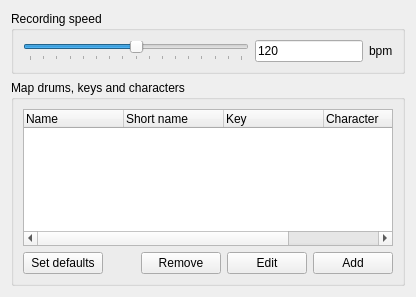
Before: the Qt Designer form prefsrec.ui in domoritz/drummy, drawn with Qt 5.
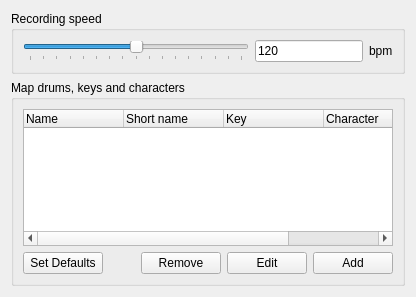
After: the same form once the commit is applied.

Patch:
```diff
--- a/prefsrec.ui
+++ b/prefsrec.ui
@@ -156,7 +156,7 @@
         <item>
          <widget class="QPushButton" name="defaultsPushButton">
           <property name="text">
-           <string>Set defaults</string>
+           <string>Set Defaults</string>
           </property>
          </widget>
         </item>
```
